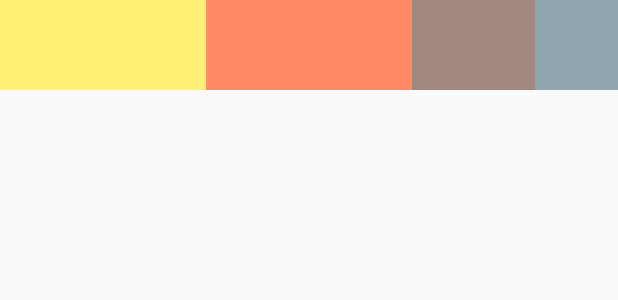
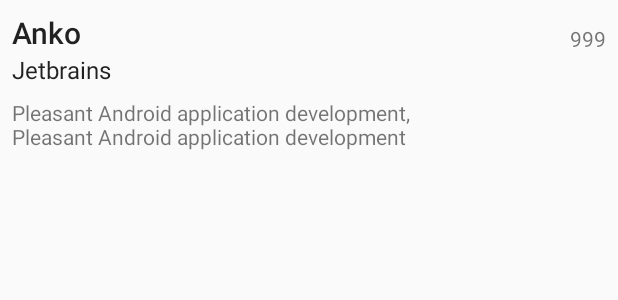
Before and after one commit to tobiasvalbjoern/githubapi, an Android app: the layout custom_list_item.xml on its own in the app's theme, with its tools: preview values and no code run, on a phone screen of 412 x 824 dp. Shown: the top 300 px of the screen. Run offline under Robolectric (Android 15) with nearby library versions, the phone set to English and light mode, and no system bars.

Commit message:
The string is parsed and the viewholder displays the result. Maybe implement date, and a star next to stars. And implement the sorting in descending order from stars

```diff
--- a/app/src/main/res/layout/custom_list_item.xml
+++ b/app/src/main/res/layout/custom_list_item.xml
@@ -1,42 +1,50 @@
 <?xml version="1.0" encoding="utf-8"?>
-<LinearLayout
+<RelativeLayout
 xmlns:android="http://schemas.android.com/apk/res/android"
+xmlns:tools="http://schemas.android.com/tools"
 android:layout_width="match_parent"
-        android:layout_height="60dp"
-        android:orientation="horizontal"
+android:layout_height="wrap_content"
+android:padding="8dp"
 >
 
 <TextView
-            android:id="@+id/custom_list_item_name"
-            android:layout_width="0dp"
-            android:layout_height="match_parent"
-            android:layout_weight="0.5"
-            android:gravity="center"
-            android:background="#fff176"/>
+        android:id="@+id/searchResultTitleText"
+        android:layout_width="wrap_content"
+        android:layout_height="wrap_content"
+        style="?attr/textAppearanceSearchResultTitle"
+        tools:text="Anko"
+/>
 
 <TextView
-            android:id="@+id/custom_list_item_race"
-            android:layout_width="0dp"
-            android:layout_weight="0.5"
-            android:layout_height="match_parent"
-            android:gravity="center"
-            android:background="#ff8a65"/>
+        android:id="@+id/searchResultSubtitleText"
+        android:layout_width="wrap_content"
+        android:layout_height="wrap_content"
+        android:layout_below="@id/searchResultTitleText"
+        style="?attr/textAppearanceSearchResultSubtitle"
+        tools:text="Jetbrains"
+/>
 
 <TextView
-            android:id="@+id/custom_list_item_gender"
-            android:layout_width="0dp"
-            android:layout_weight="0.3"
-            android:layout_height="match_parent"
-            android:gravity="center"
-            android:background="#a1887f"/>
+        android:id="@+id/searchResultDescriptionText"
+        android:layout_width="300dp"
+        android:layout_height="wrap_content"
+        android:layout_below="@id/searchResultSubtitleText"
+        android:layout_marginTop="8dp"
+        android:maxLines="2"
+        tools:text="Pleasant Android application development, Pleasant Android application development"
+/>
 
 <TextView
-            android:id="@+id/custom_list_item_weight"
-            android:layout_width="0dp"
-            android:layout_weight="0.2"
-            android:layout_height="match_parent"
-            android:gravity="center"
-            android:background="#90a4ae"/>
+        android:id="@+id/searchResultStargazerCount"
+        android:layout_width="wrap_content"
+        android:layout_height="wrap_content"
+        android:layout_marginStart="16dp"
+        android:layout_toEndOf="@id/searchResultTitleText"
+        android:layout_alignBottom="@id/searchResultTitleText"
+        android:layout_alignParentEnd="true"
+        android:gravity="right"
+        android:drawablePadding="4dp"
+        tools:text="999"
+/>
 
-
-</LinearLayout>
+</RelativeLayout>
```
Also changed, not shown: app/src/main/java/dk/e5pme/githupapi/AnimalAdapter.kt (deleted, +0 -39 lines), app/src/main/java/dk/e5pme/githupapi/GitHubSearchResultItem.kt (added, +31 -0 lines), app/src/main/java/dk/e5pme/githupapi/GithubSearchResultAdapter.kt (added, +64 -0 lines), app/src/main/java/dk/e5pme/githupapi/JSONArrays.kt (added, +25 -0 lines), app/src/main/java/dk/e5pme/githupapi/JSONObjects.kt (added, +26 -0 lines), app/src/main/java/dk/e5pme/githupapi/MainActivity.kt (+10 -47 lines). Lines whose indentation alone changed are shown as unchanged.
